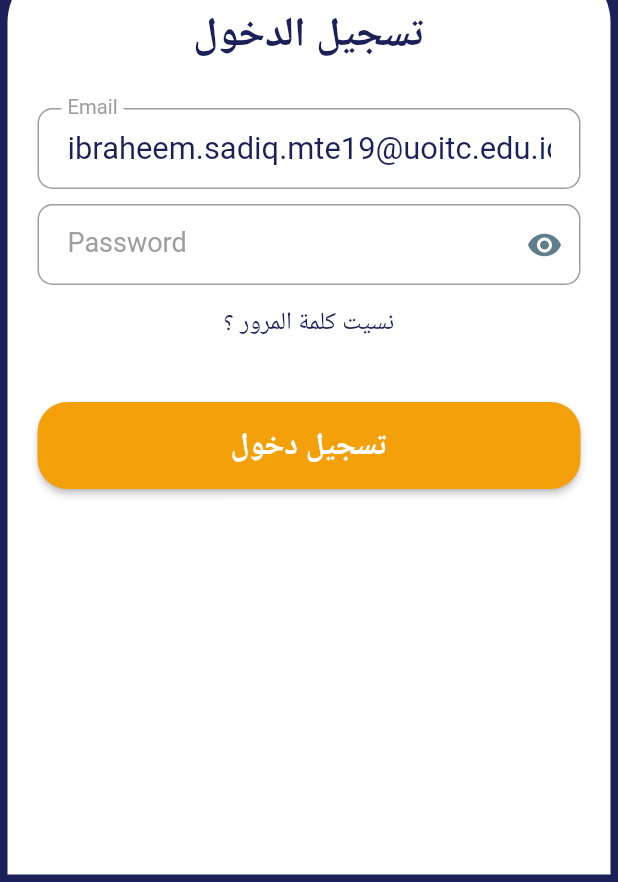
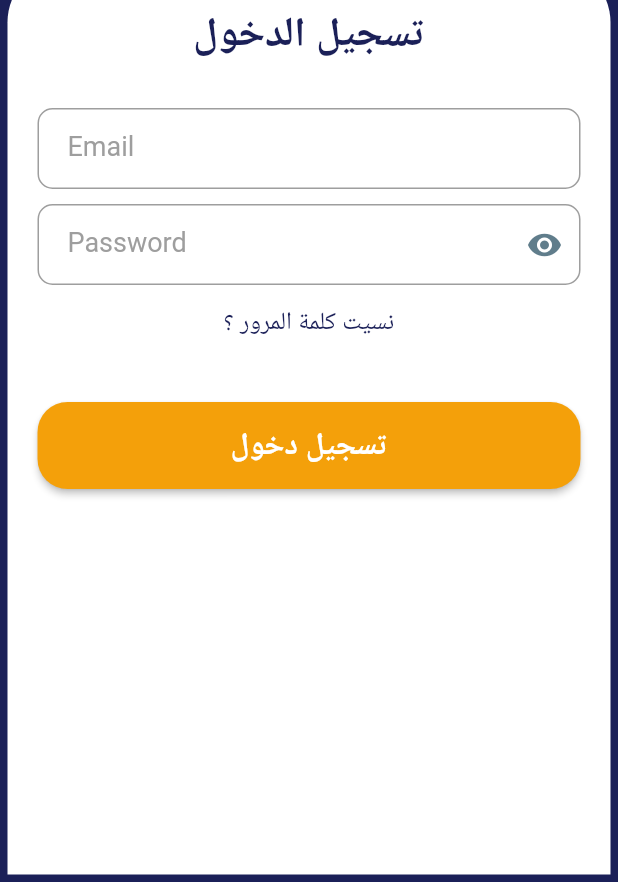
Before and after one commit to ibraheemahmed48/GraduationProject_mobile, a Flutter app: the screen it shows after launch, on a phone screen of 412 x 824 dp, the part 354-1236 px from its top. Run offline on Flutter 3.47's test engine with Material 2 defaults, Android fonts, the phone set to English and light mode, and no system bars; our stand-ins replace another_flushbar, cached_network_image, cloud_firestore, connectivity_plus, dio, firebase_auth and 15 more; accounts and stored records are empty; Roboto replaces fonts that are missing (Tajawal).

Commit message:
final edit 28/5/2023

```diff
--- a/lib/View/Login_page/login_main_page.dart
+++ b/lib/View/Login_page/login_main_page.dart
@@ -6,7 +6,7 @@ import 'package:notificationsystem_mobile/controler/Alerts.dart';
 import '../../help/Colors.dart';
 import '../../help/text_style.dart';
 class LogIn_Main_Page extends StatelessWidget {
-  final TextEditingController emailController = TextEditingController(text: "ibraheem.sadiq.mte19@uoitc.edu.iq");
+  final TextEditingController emailController = TextEditingController();
   final TextEditingController passwordController = TextEditingController();
   final _formKey = GlobalKey<FormState>();
   final _formKey1 = GlobalKey<FormState>();
--- a/lib/controler/Alerts.dart
+++ b/lib/controler/Alerts.dart
@@ -1,6 +1,4 @@
-import 'package:flutter/cupertino.dart';
 import 'package:flutter/material.dart';
-
 import '../help/Colors.dart';
 import '../help/text_style.dart';
 
```
Also changed, not shown: pubspec.lock.
